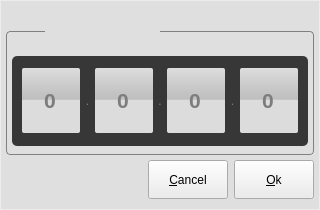
Old version of the form ui/dialog/networkdialog.ui in the repository 15903016222/Voice.
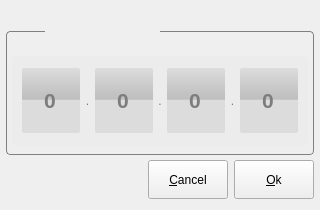
New version of the form.

```diff
--- a/ui/dialog/networkdialog.ui
+++ b/ui/dialog/networkdialog.ui
@@ -14,7 +14,7 @@
    <string>Dialog</string>
   </property>
   <property name="styleSheet">
-   <string notr="true">background-color: rgb(236, 236, 236);</string>
+   <string notr="true"/>
   </property>
   <layout class="QGridLayout" name="gridLayout_2">
    <property name="leftMargin">
@@ -35,13 +35,9 @@
    <item row="1" column="0">
     <widget class="QWidget" name="widget" native="true">
      <property name="styleSheet">
-      <string notr="true">QWidget#widget{
-	background-color: rgba(220, 220, 220, 204);
-
-}
-
-QWidget#label{
+      <string notr="true">QWidget#label{
 	font: bold 18pt &quot;Arial&quot;;
+    color: rgb(255, 255, 255);
 	background-color: rgba(0, 0, 0, 0);
 }
 
@@ -51,7 +47,7 @@
 	border-right: 1px solid gray;
 	border-bottom-left-radius: 4px;
 	border-bottom-right-radius: 4px;
-	background-color: rgba(0, 0, 0, 0);
+	background-color: rgba(236, 236, 236, 100);
 }
 
 QWidget#widget_6{
@@ -83,9 +79,7 @@
 
 QWidget#widget_9{
 	border-radius: 5px;
-	background-color: rgb(55, 55, 55);
-	/*background-color:rgb(9, 157, 247);*/
-	/*background-color: rgb(0, 130, 195);*/
+	background-color: rgb(236, 236, 236);
 }
 
 QWidget#label_2,#label_3,#label_4{
```
